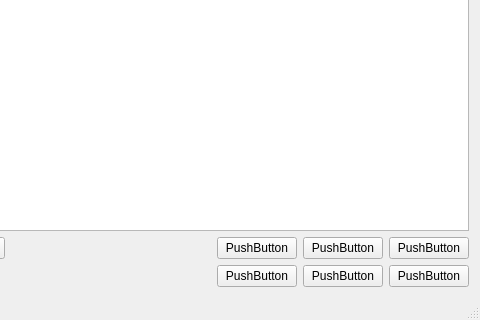
Damianeroos/Wykrywanie_Ruchomych_Obiektow, file mainwindow.ui: the form before one commit; both pictures show x 637 to 1117 and y 327 to 647 of the 1117 by 647 pixel window.
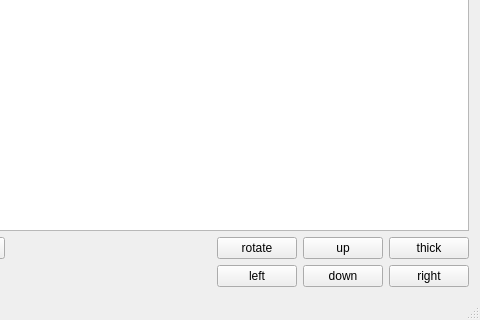
The form after the commit.

```diff
--- a/mainwindow.ui
+++ b/mainwindow.ui
@@ -133,42 +133,42 @@
           <item row="0" column="0">
            <widget class="QPushButton" name="rotateButton">
             <property name="text">
-             <string>PushButton</string>
+             <string>rotate</string>
             </property>
            </widget>
           </item>
           <item row="0" column="1">
            <widget class="QPushButton" name="upButton">
             <property name="text">
-             <string>PushButton</string>
+             <string>up</string>
             </property>
            </widget>
           </item>
           <item row="0" column="2">
            <widget class="QPushButton" name="thinButton">
             <property name="text">
-             <string>PushButton</string>
+             <string>thick</string>
             </property>
            </widget>
           </item>
           <item row="1" column="0">
            <widget class="QPushButton" name="leftButton">
             <property name="text">
-             <string>PushButton</string>
+             <string>left</string>
             </property>
            </widget>
           </item>
           <item row="1" column="1">
            <widget class="QPushButton" name="downButton">
             <property name="text">
-             <string>PushButton</string>
+             <string>down</string>
             </property>
            </widget>
           </item>
           <item row="1" column="2">
            <widget class="QPushButton" name="rightButton">
             <property name="text">
-             <string>PushButton</string>
+             <string>right</string>
             </property>
            </widget>
           </item>
```
